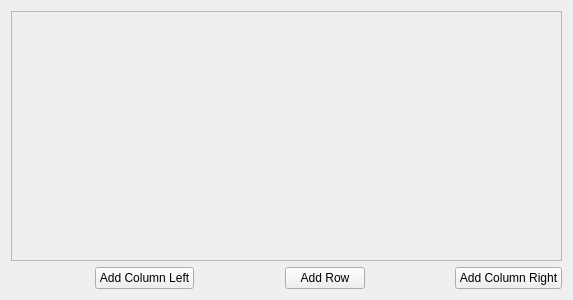
Rsclub22/Minos2-Mirror, file mqt/MqtLogger/ScreenConfigScreen.ui: the form before one commit.
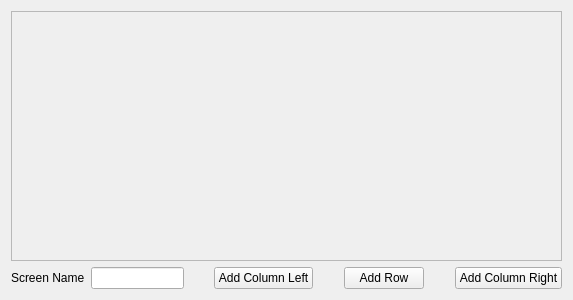
The form after the commit.

Commit message: Screen naming

The edit to the form file:
```diff
--- a/mqt/MqtLogger/ScreenConfigScreen.ui
+++ b/mqt/MqtLogger/ScreenConfigScreen.ui
@@ -33,6 +33,16 @@
    </item>
    <item>
     <layout class="QHBoxLayout" name="horizontalLayout">
+     <item>
+      <widget class="QLabel" name="label">
+       <property name="text">
+        <string>Screen Name</string>
+       </property>
+      </widget>
+     </item>
+     <item>
+      <widget class="QLineEdit" name="screenNameEdit"/>
+     </item>
      <item>
       <spacer name="horizontalSpacer_5">
        <property name="orientation">
```
The commit also changes 8 other files.
